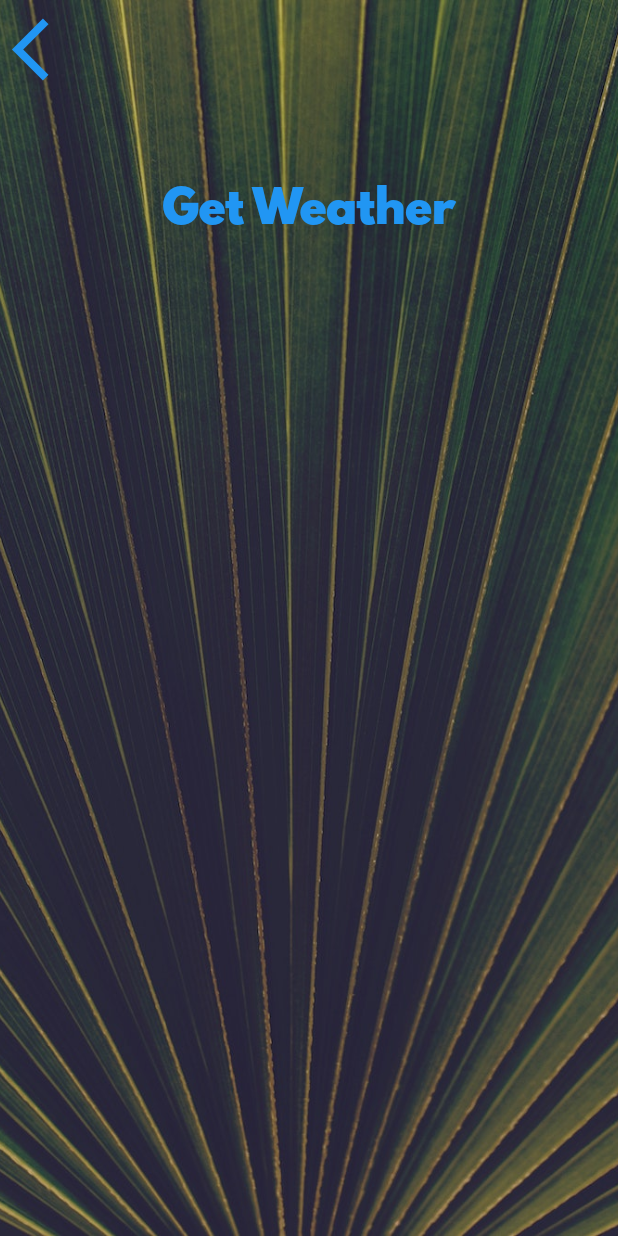
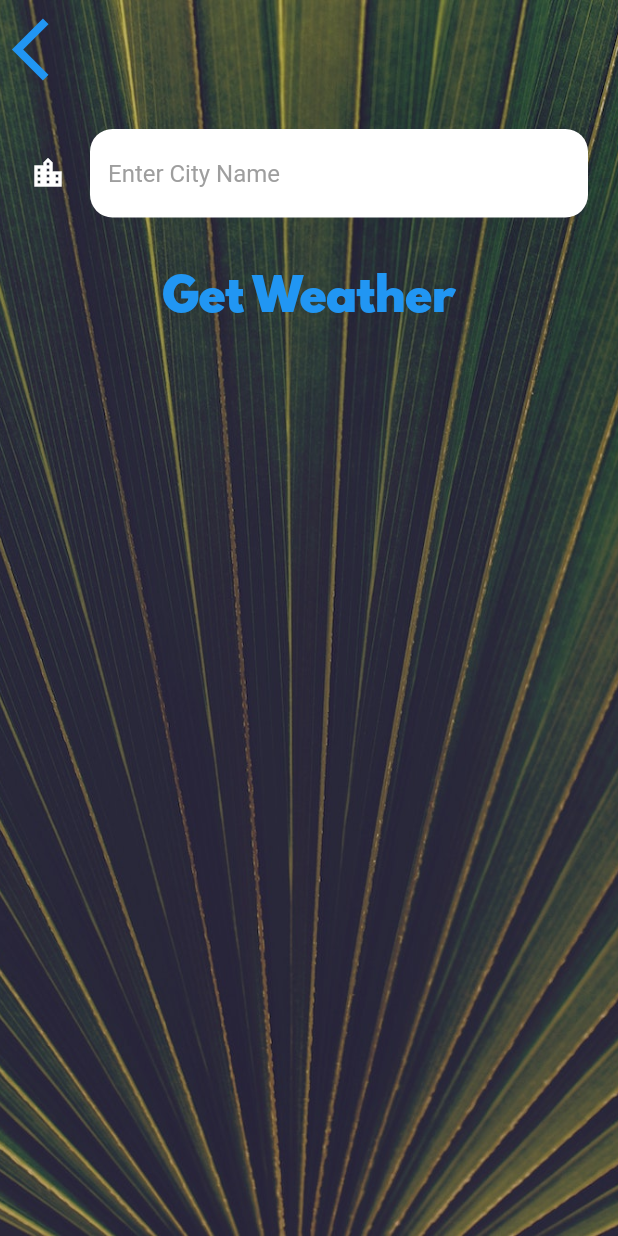
Before and after one commit to H-Maurya/clima_app, a Flutter app: the CityScreen screen opened directly, on a phone screen of 412 x 824 dp. Run offline on Flutter 3.47's test engine with Material 2 defaults, Android fonts, the phone set to English and light mode, and no system bars; our stand-ins replace flutter_spinkit, geolocator; network calls fail.

Commit message:
refactored pages

```diff
--- a/lib/screens/city_screen.dart
+++ b/lib/screens/city_screen.dart
@@ -33,7 +33,13 @@ class _CityScreenState extends State<CityScreen> {
               ),
               Container(
                 padding: EdgeInsets.all(20.0),
-                child: null,
+                child: TextField(
+                  style: TextStyle(color: Colors.black),
+                  decoration: kTextFieldInputDecoration,
+                  onChanged: (value) {
+                    print(value);
+                  },
+                ),
               ),
               TextButton(
                 onPressed: () {},
--- a/lib/utilities/constants.dart
+++ b/lib/utilities/constants.dart
@@ -18,3 +18,20 @@ const kButtonTextStyle = TextStyle(
 const kConditionTextStyle = TextStyle(
   fontSize: 100.0,
 );
+
+const kTextFieldInputDecoration = InputDecoration(
+  filled: true,
+  fillColor: Colors.white,
+  icon: Icon(
+    Icons.location_city,
+    color: Colors.white,
+  ),
+  hintText: 'Enter City Name',
+  hintStyle: TextStyle(color: Colors.grey),
+  border: OutlineInputBorder(
+    borderRadius: BorderRadius.all(
+      Radius.circular(15),
+    ),
+    borderSide: BorderSide.none,
+  ),
+);
--- a/pubspec.yaml
+++ b/pubspec.yaml
@@ -14,6 +14,7 @@ dependencies:
   geolocator: ^7.2.0+1
   http: ^0.13.3
   flutter_spinkit: "^4.1.2"
+  flutter_dotenv: ^5.0.0
 
 dev_dependencies:
   flutter_test:
```
Also changed, not shown: lib/screens/loading_screen.dart (+6 -15 lines), lib/screens/location_screen.dart (+55 -10 lines), lib/services/weather.dart (+16 -0 lines), pubspec.lock, 2 other files.
